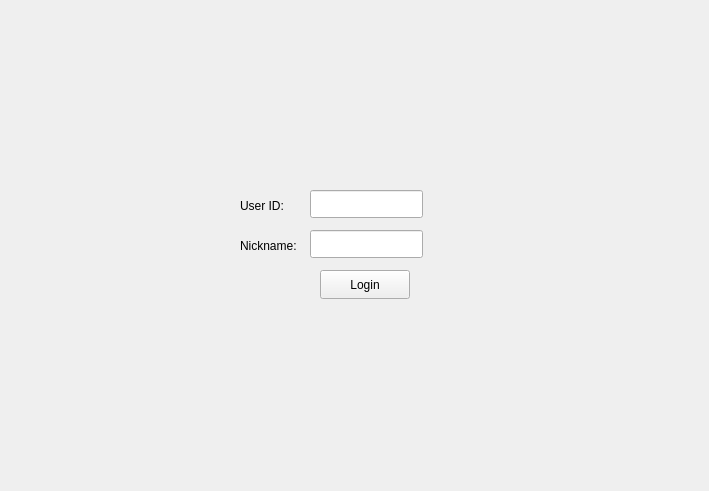
This is PWChat/client/ui/loginwindow.ui in sarek167/PWChat as Qt 5 draws it before an edit. The edited form follows.
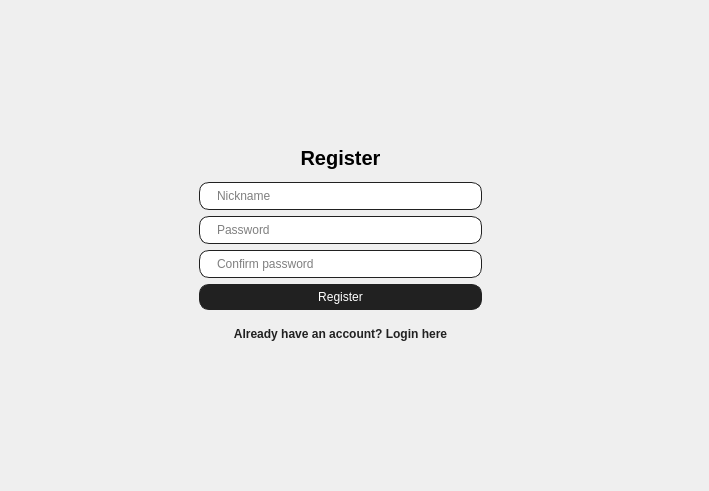
This is the edited form. The open tabs and pages were chosen to show the change.

Commit message: ➕ added: login and register db methods and gui for both actions

```diff
--- a/PWChat/client/ui/loginwindow.ui
+++ b/PWChat/client/ui/loginwindow.ui
@@ -13,65 +13,162 @@
   <property name="windowTitle">
    <string>MainWindow</string>
   </property>
+  <property name="styleSheet">
+   <string notr="true">QWidget[class=&quot;MainWidget&quot;]{
+	background-color: #a8a8a8;
+}
+
+QLineEdit {
+	border-radius: 10px;
+	border: 1px solid #212121;
+	padding: 5px 15px;
+}
+
+QPushButton {
+	background-color: #212121;
+	color: white;
+	border-radius: 10px;
+	padding: 5px 15px;
+	border: 1px solid #212121;
+}
+
+QPushButton:hover {
+	background-color: #fff;
+	color: #212121
+}
+
+
+
+</string>
+  </property>
   <widget class="QWidget" name="centralwidget">
-   <widget class="QLabel" name="labelID">
+   <widget class="QStackedWidget" name="stackedWidget">
     <property name="geometry">
      <rect>
-      <x>240</x>
-      <y>190</y>
-      <width>51</width>
-      <height>31</height>
+      <x>190</x>
+      <y>130</y>
+      <width>301</width>
+      <height>231</height>
      </rect>
     </property>
-    <property name="text">
-     <string>User ID:</string>
+    <property name="sizePolicy">
+     <sizepolicy hsizetype="Expanding" vsizetype="Expanding">
+      <horstretch>0</horstretch>
+      <verstretch>0</verstretch>
+     </sizepolicy>
     </property>
-   </widget>
-   <widget class="QLabel" name="labelNick">
-    <property name="geometry">
-     <rect>
-      <x>240</x>
-      <y>230</y>
-      <width>71</width>
-      <height>31</height>
-     </rect>
+    <property name="currentIndex">
+     <number>0</number>
     </property>
-    <property name="text">
-     <string>Nickname:</string>
-    </property>
-   </widget>
-   <widget class="QLineEdit" name="editID">
-    <property name="geometry">
-     <rect>
-      <x>310</x>
-      <y>190</y>
-      <width>113</width>
-      <height>28</height>
-     </rect>
-    </property>
-   </widget>
-   <widget class="QLineEdit" name="editNick">
-    <property name="geometry">
-     <rect>
-      <x>310</x>
-      <y>230</y>
-      <width>113</width>
-      <height>28</height>
-     </rect>
-    </property>
-   </widget>
-   <widget class="QPushButton" name="btnLogin">
-    <property name="geometry">
-     <rect>
-      <x>320</x>
-      <y>270</y>
-      <width>90</width>
-      <height>29</height>
-     </rect>
-    </property>
-    <property name="text">
-     <string>Login</string>
-    </property>
+    <widget class="QWidget" name="Login">
+     <layout class="QVBoxLayout" name="verticalLayout">
+      <item>
+       <widget class="QLabel" name="labelLogin">
+        <property name="font">
+         <font>
+          <pointsize>15</pointsize>
+          <bold>true</bold>
+         </font>
+        </property>
+        <property name="text">
+         <string>Welcome back</string>
+        </property>
+        <property name="alignment">
+         <set>Qt::AlignmentFlag::AlignCenter</set>
+        </property>
+       </widget>
+      </item>
+      <item>
+       <widget class="QLineEdit" name="editID">
+        <property name="placeholderText">
+         <string>ID...</string>
+        </property>
+       </widget>
+      </item>
+      <item>
+       <widget class="QLineEdit" name="editNick">
+        <property name="placeholderText">
+         <string>Nickname...</string>
+        </property>
+       </widget>
+      </item>
+      <item>
+       <widget class="QPushButton" name="btnLogin">
+        <property name="text">
+         <string>Login</string>
+        </property>
+       </widget>
+      </item>
+      <item>
+       <widget class="QLabel" name="labelGoToRegister">
+        <property name="text">
+         <string>&lt;a href=&quot;#register&quot; style=&quot;color: #212121; text-decoration: none; font-weight: bold;&quot;&gt;Don't have an account? Register here&lt;/a&gt;</string>
+        </property>
+        <property name="alignment">
+         <set>Qt::AlignmentFlag::AlignCenter</set>
+        </property>
+       </widget>
+      </item>
+     </layout>
+    </widget>
+    <widget class="QWidget" name="Register">
+     <layout class="QVBoxLayout" name="verticalLayout_2">
+      <item>
+       <widget class="QLabel" name="labelRegister">
+        <property name="font">
+         <font>
+          <pointsize>15</pointsize>
+          <bold>true</bold>
+         </font>
+        </property>
+        <property name="text">
+         <string>Register</string>
+        </property>
+        <property name="alignment">
+         <set>Qt::AlignmentFlag::AlignCenter</set>
+        </property>
+       </widget>
+      </item>
+      <item>
+       <widget class="QLineEdit" name="editNickR">
+        <property name="placeholderText">
+         <string>Nickname</string>
+        </property>
+       </widget>
+      </item>
+      <item>
+       <widget class="QLineEdit" name="editPass">
+        <property name="placeholderText">
+         <string>Password</string>
+        </property>
+       </widget>
+      </item>
+      <item>
+       <widget class="QLineEdit" name="editConfPass">
+        <property name="placeholderText">
+         <string>Confirm password</string>
+        </property>
+       </widget>
+      </item>
+      <item>
+       <widget class="QPushButton" name="btnRegister">
+        <property name="text">
+         <string>Register</string>
+        </property>
+       </widget>
+      </item>
+      <item>
+       <widget class="QLabel" name="labelGoToLogin">
+        <property name="text">
+         <string>&lt;a href=&quot;#register&quot; style=&quot;color: #212121; text-decoration: none; font-weight: bold;&quot;&gt;Already have an account? Login here&lt;/a&gt;</string>
+        </property>
+        <property name="alignment">
+         <set>Qt::AlignmentFlag::AlignCenter</set>
+        </property>
+       </widget>
+      </item>
+     </layout>
+    </widget>
    </widget>
   </widget>
  </widget>
```
The commit also changes 4 other files.
